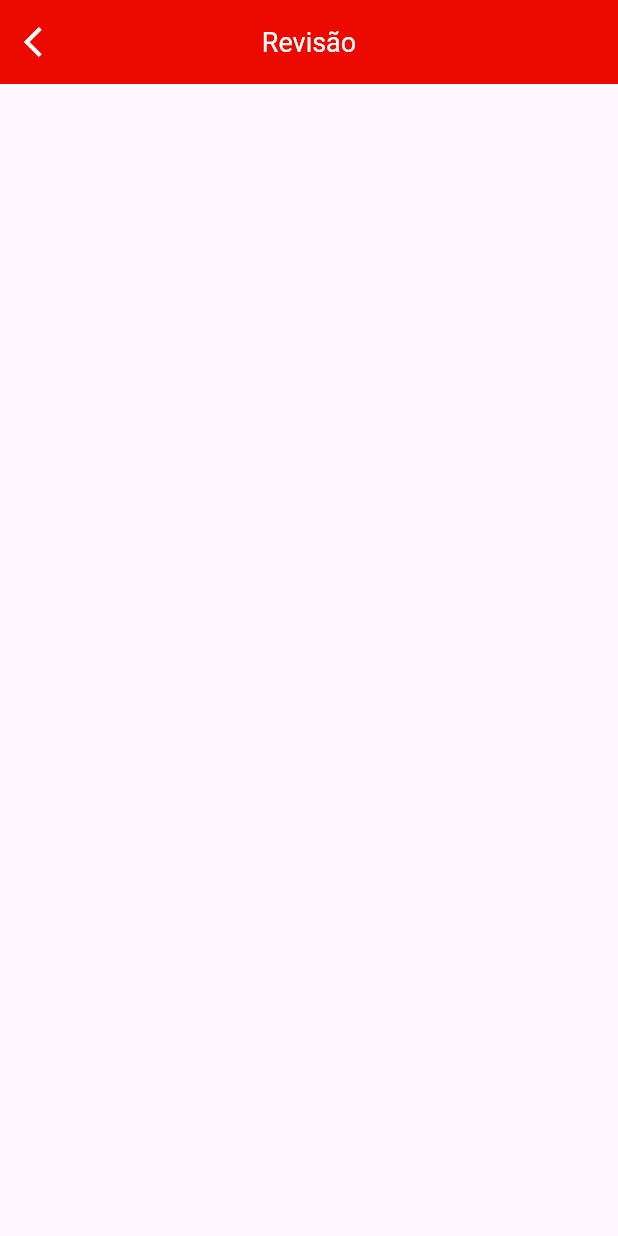
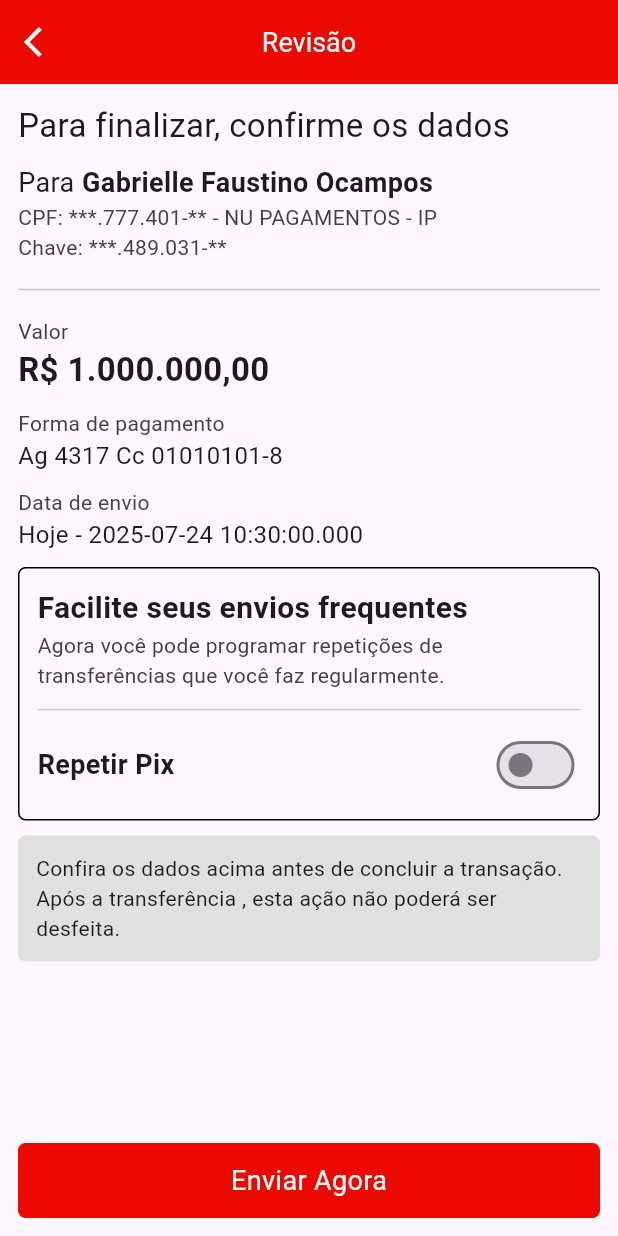
Before and after one commit to GabrielleFaus/app_santander, a Flutter app: the RevisaoPix screen opened directly, on a phone screen of 412 x 824 dp. Run offline on Flutter 3.47's test engine with Material 3 defaults, Android fonts, the phone set to English and light mode, and no system bars; our stand-ins replace carousel_slider.

```diff
--- a/lib/views/definirTransferencia.dart
+++ b/lib/views/definirTransferencia.dart
@@ -1,3 +1,4 @@
+import 'package:app_santander/views/revisao_pix.dart';
 import 'package:flutter/material.dart';
 
 class DefinirTransferencia extends StatefulWidget {
@@ -205,9 +206,7 @@ class _DefinirTransferenciaState extends State<DefinirTransferencia> {
                 GestureDetector(
                   onTap: () {
                     Navigator.of(context).push(
-                      MaterialPageRoute(
-                        builder: (context) => DefinirTransferencia(),
-                      ),
+                      MaterialPageRoute(builder: (context) => RevisaoPix()),
                     );
                   },
                   child: Container(
--- a/lib/views/revisao_pix.dart
+++ b/lib/views/revisao_pix.dart
@@ -1,3 +1,4 @@
+import 'package:app_santander/views/comprovante.dart';
 import 'package:flutter/material.dart';
 
 class RevisaoPix extends StatefulWidget {
@@ -8,13 +9,17 @@ class RevisaoPix extends StatefulWidget {
 }
 
 class _RevisaoPixState extends State<RevisaoPix> {
+  bool switchValue = false;
+
   @override
   Widget build(BuildContext context) {
     return Scaffold(
       appBar: AppBar(
         backgroundColor: Color.fromARGB(255, 236, 9, 0),
         leading: IconButton(
-          onPressed: () {},
+          onPressed: () {
+            Navigator.of(context).pop();
+          },
           icon: Icon(Icons.arrow_back_ios, color: Colors.white),
         ),
         title: Text(
@@ -23,7 +28,148 @@ class _RevisaoPixState extends State<RevisaoPix> {
         ),
         centerTitle: true,
       ),
-
+      body: Padding(
+        padding: EdgeInsets.all(12),
+        child: Column(
+          mainAxisAlignment: MainAxisAlignment.spaceBetween,
+          children: [
+            Column(
+              crossAxisAlignment: CrossAxisAlignment.start,
+              children: [
+                Text(
+                  "Para finalizar, confirme os dados",
+                  style: TextStyle(fontSize: 22),
+                ),
+                SizedBox(height: 10),
+                Row(
+                  children: [
+                    Text("Para", style: TextStyle(fontSize: 18)),
+                    SizedBox(width: 5),
+                    Text(
+                      "Gabrielle Faustino Ocampos",
+                      style: TextStyle(
+                        fontWeight: FontWeight.bold,
+                        fontSize: 18,
+                      ),
+                    ),
+                  ],
+                ),
+                Text(
+                  "CPF: ***.777.401-** - NU PAGAMENTOS - IP",
+                  style: TextStyle(color: Colors.grey.shade800),
+                ),
+                Text(
+                  "Chave: ***.489.031-**",
+                  style: TextStyle(color: Colors.grey.shade800),
+                ),
+                SizedBox(height: 10),
+                Divider(),
+                SizedBox(height: 10),
+                Text("Valor", style: TextStyle(color: Colors.grey.shade800)),
+                Text(
+                  "R\$ 1.000.000,00",
+                  style: TextStyle(fontWeight: FontWeight.bold, fontSize: 22),
+                ),
+                SizedBox(height: 10),
+                Text(
+                  "Forma de pagamento",
+                  style: TextStyle(color: Colors.grey.shade800),
+                ),
+                Text("Ag 4317 Cc 01010101-8", style: TextStyle(fontSize: 16)),
+                SizedBox(height: 10),
+                Text(
+                  "Data de envio",
+                  style: TextStyle(color: Colors.grey.shade800),
+                ),
+                Text(
+                  "Hoje - ${DateTime.now()}",
+                  style: TextStyle(fontSize: 16),
+                ),
+                SizedBox(height: 10),
+                Container(
+                  padding: EdgeInsets.all(12),
+                  decoration: BoxDecoration(
+                    border: Border.all(width: 1),
+                    borderRadius: BorderRadius.circular(5),
+                  ),
+                  width: double.maxFinite,
+                  child: Column(
+                    crossAxisAlignment: CrossAxisAlignment.start,
+                    children: [
+                      Text(
+                        "Facilite seus envios frequentes",
+                        style: TextStyle(
+                          fontWeight: FontWeight.bold,
+                          fontSize: 20,
+                        ),
+                      ),
+                      Text(
+                        "Agora você pode programar repetições de transferências que você faz regularmente.",
+                        style: TextStyle(color: Colors.grey.shade800),
+                      ),
+                      SizedBox(height: 5),
+                      Divider(),
+                      SizedBox(height: 5),
+                      Row(
+                        mainAxisAlignment: MainAxisAlignment.spaceBetween,
+                        children: [
+                          Text(
+                            "Repetir Pix",
+                            style: TextStyle(
+                              fontWeight: FontWeight.bold,
+                              fontSize: 18,
+                            ),
+                          ),
+                          Switch(
+                            value: switchValue,
+                            onChanged: (value) {
+                              setState(() {
+                                switchValue = value;
+                              });
+                            },
+                          ),
+                        ],
+                      ),
+                    ],
+                  ),
+                ),
+                SizedBox(height: 10),
+                Container(
+                  padding: EdgeInsets.all(12),
+                  decoration: BoxDecoration(
+                    color: Colors.grey.shade300,
+                    borderRadius: BorderRadius.circular(5),
+                  ),
+                  width: double.maxFinite,
+                  child: Text(
+                    "Confira os dados acima antes de concluir a transação. Após a transferência , esta ação não poderá ser desfeita.",
+                  ),
+                ),
+              ],
+            ),
+            GestureDetector(
+              onTap: () {
+                Navigator.of(
+                  context,
+                ).push(MaterialPageRoute(builder: (_) => Comprovante()));
+              },
+              child: Container(
+                alignment: Alignment.center,
+                height: 50,
+                decoration: BoxDecoration(
+                  color: Color.fromARGB(255, 236, 9, 0),
+                  borderRadius: BorderRadius.circular(5),
+                ),
+                width: double.maxFinite,
+                child: Text(
+                  "Enviar Agora",
+                  style: TextStyle(fontSize: 18, color: Colors.white),
+                ),
+              ),
+            ),
+          ],
+        ),
+      ),
     );
   }
 }
```
Also changed, not shown: lib/controllers/request.dart (added, +26 -0 lines), lib/views/comprovante.dart (added, +148 -0 lines).
